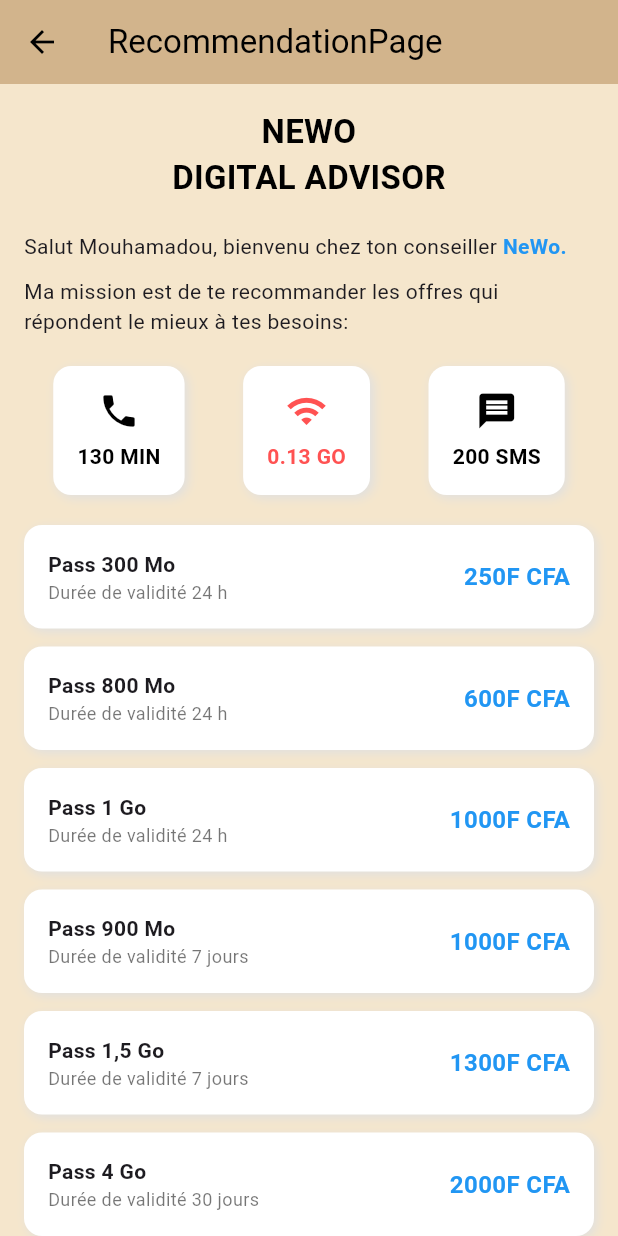
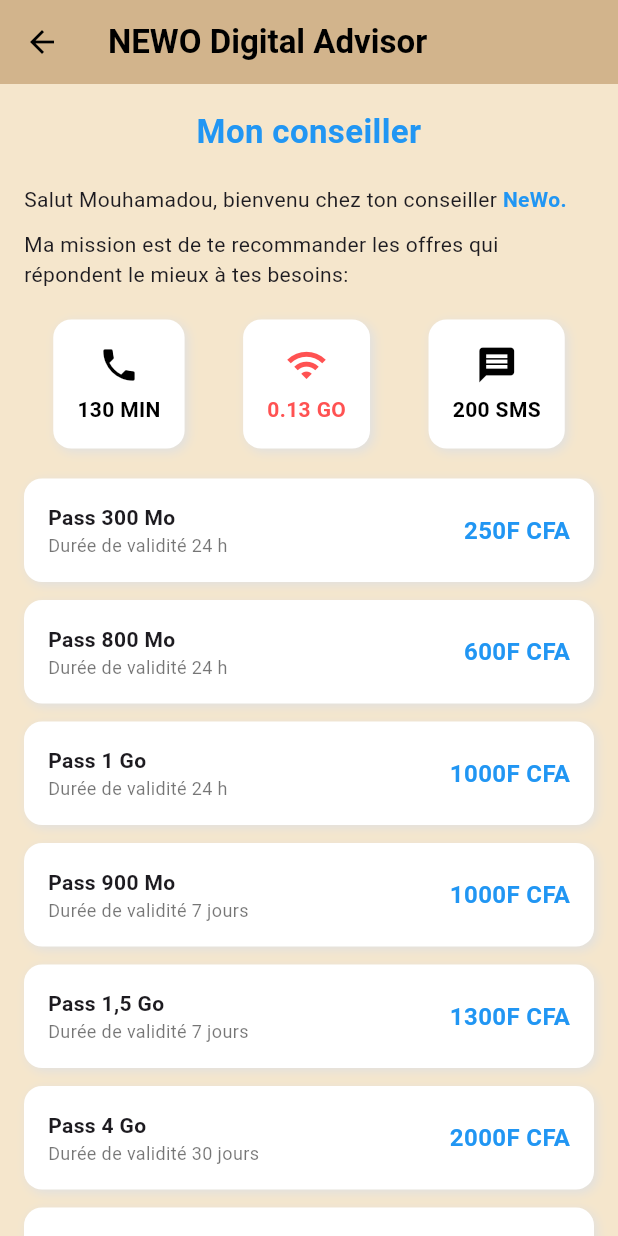
Before and after one commit to Mustafaa-nd/digital_advisor, a Flutter app: the RecommendationPage screen opened directly, on a phone screen of 412 x 824 dp. Run offline on Flutter 3.47's test engine with Material 3 defaults, Android fonts, the phone set to English and light mode, and no system bars.

Commit message:
recommendationpage update

```diff
--- a/lib/homepage.dart
+++ b/lib/homepage.dart
@@ -1,6 +1,6 @@
 import 'package:flutter/material.dart';
 import 'package:provider/provider.dart';
-import 'models/creditprovider.dart'; // 🔹 on importe ton provider
+import 'models/creditprovider.dart';
 import 'recommendationpage.dart';
 import 'rechargepage.dart';
 import 'transfertpage.dart';
@@ -35,7 +35,7 @@
         padding: const EdgeInsets.all(16),
         child: Column(
           children: [
-            // 🔹 Carte principale (crédit)
+            // Carte principale (crédit)
             _buildCreditCard(),
 
             const SizedBox(height: 16),
@@ -53,7 +53,7 @@
                   MaterialPageRoute(builder: (context) => const RecommendationPage()),
                 );
               },
-              child: const Text("Recommendation",
+              child: const Text("Mon conseiller",
                   style: TextStyle(fontSize: 16, color: Colors.white)),
             ),
 
@@ -86,7 +86,7 @@
 
             const SizedBox(height: 20),
 
-            // 🔹 Historique dynamique
+            // Historique dynamique
             _buildHistoryList(),
           ],
         ),
@@ -116,7 +116,7 @@
         ),
         const SizedBox(height: 10),
 
-        // 🔹 Crédit dynamique + œil
+        // Crédit dynamique + œil
         Consumer<CreditProvider>(
           builder: (context, creditProvider, child) {
             return Row(
@@ -146,7 +146,7 @@
 
         const SizedBox(height: 20),
 
-        // 🔹 Ressources dynamiques
+        // Ressources dynamiques
         Consumer<CreditProvider>(
           builder: (context, creditProvider, child) {
             return Row(
@@ -239,7 +239,7 @@
               ),
               const Divider(),
 
-              // 🔹 Si pas d’historique
+              // Si pas d’historique
               if (history.isEmpty)
                 const Center(
                   child: Padding(
@@ -248,7 +248,7 @@
                   ),
                 ),
 
-              // 🔹 Sinon on affiche la liste
+              // Sinon on affiche la liste
               for (var t in history)
                 Column(
                   children: [
--- a/lib/loginpage.dart
+++ b/lib/loginpage.dart
@@ -102,7 +102,7 @@
                         ],
                       ),
                       child: Text(
-                        _masked, // ✅ masqué en ••••••
+                        _masked, // masqué en ••••••
                         style: const TextStyle(fontSize: 22, letterSpacing: 6),
                       ),
                     ),
@@ -142,7 +142,7 @@
                     _buildKeypadRow(["1", "2", "3"]),
                     _buildKeypadRow(["4", "5", "6"]),
                     _buildKeypadRow(["7", "8", "9"]),
-                    // ✅ dernière rangée : "Code oublié ?" | 0 centré | backspace
+                    // dernière rangée : "Code oublié ?" | 0 centré | backspace
                     Row(
                       children: [
                         Expanded(
--- a/lib/models/creditprovider.dart
+++ b/lib/models/creditprovider.dart
@@ -4,12 +4,12 @@
   int _credit = 0;
   bool _isHidden = true;
 
-  // 🔹 Ressources
+  // Ressources
   int _minutes = 130;       // Minutes d'appel initiales
   double _internet = 0.13;  // Volume Internet en Go
   int _sms = 200;           // SMS disponibles
 
-  // 🔹 Historique sous forme de liste de Map
+  // Historique sous forme de liste de Map
   final List<Map<String, dynamic>> _history = [];
 
   // ====== Getters ======
--- a/lib/models/offer.dart
+++ b/lib/models/offer.dart
@@ -11,7 +11,7 @@
 }
 
 
-// 🔹 Offres Appel
+// Offres Appel
 final appelOffers = {
   "Jour": [
     Offer(title: "Appel 30 min", subtitle: "Durée de validité 24 h", price: "100F CFA"),
@@ -30,7 +30,7 @@
   ],
 };
 
-// 🔹 Offres Internet
+// Offres Internet
 final internetOffers = {
   "Jour": [
     Offer(title: "Pass 300 Mo", subtitle: "Durée de validité 24 h", price: "250F CFA"),
@@ -48,7 +48,7 @@
   ],
 };
 
-// 🔹 Offres Illimax
+// Offres Illimax
 final illimaxOffers = {
   "Jour": [
     Offer(title: "Illimax 60 min • 20 sms • 100 Mo", subtitle: "Durée de validité 24 h", price: "300F CFA"),
--- a/lib/offrespage.dart
+++ b/lib/offrespage.dart
@@ -157,7 +157,7 @@
                     // Débiter le crédit
                     creditProvider.spendCredit(priceValue, "Achat ${offer.title}");
 
-                    // 🔹 Ajouter les ressources selon le type d'offre
+                    // Ajouter les ressources selon le type d'offre
                     if (offer.title.contains("min")) {
                       // Extrait le nombre de minutes
                       final minutes = int.tryParse(RegExp(r'\d+').firstMatch(offer.title)?.group(0) ?? '0') ?? 0;
--- a/lib/recommendationpage.dart
+++ b/lib/recommendationpage.dart
@@ -2,6 +2,8 @@
 import 'package:provider/provider.dart';
 import 'models/creditprovider.dart';
 import 'models/offer.dart';
+import 'offrespage.dart';
+
 
 class RecommendationPage extends StatelessWidget {
   const RecommendationPage({super.key});
@@ -18,8 +20,8 @@
           onPressed: () => Navigator.pop(context),
         ),
         title: const Text(
-          "RecommendationPage",
-          style: TextStyle(color: Colors.black),
+          "NEWO Digital Advisor",
+          style: TextStyle(color: Colors.black, fontWeight: FontWeight.bold),
         ),
       ),
       body: SingleChildScrollView(
@@ -29,29 +31,30 @@
           children: [
             const Center(
               child: Text(
-                "NEWO\nDIGITAL ADVISOR",
+                "Mon conseiller",
                 textAlign: TextAlign.center,
                 style: TextStyle(
                   fontSize: 22,
-                  fontWeight: FontWeight.bold,
-                  color: Colors.black,
+                  color: Colors.blue,
+                  fontWeight: FontWeight.w700,
                 ),
               ),
             ),
 
             const SizedBox(height: 20),
 
-            // 🔹 Message dynamique
+
+            // Message dynamique
             Consumer<CreditProvider>(
               builder: (context, creditProvider, child) {
                 final lowMinutes = creditProvider.minutes < 100;
                 final lowInternet = creditProvider.internet < 1;
-                final lowSms = creditProvider.sms < 50;
+                final lowSms = creditProvider.sms < 30;
 
                 String message;
                 if (!lowMinutes && !lowInternet && !lowSms) {
                   message =
-                      "Toutes vos ressources sont suffisantes ! Voici vos niveaux actuels:";
+                      "Tes ressources sont suffisantes, penses à recharger ! Voici tes niveaux actuels:";
                 } else {
                   message =
                       "Ma mission est de te recommander les offres qui répondent le mieux à tes besoins:";
@@ -85,7 +88,7 @@
 
             const SizedBox(height: 20),
 
-            // 🔹 Stats dynamiques
+            // Stats dynamiques
             Consumer<CreditProvider>(
               builder: (context, creditProvider, child) {
                 return Row(
@@ -113,7 +116,7 @@
 
             const SizedBox(height: 20),
 
-            // 🔹 Offres recommandées dynamiques avec possibilité d'achat
+            // Offres recommandées dynamiques avec possibilité d'achat
             Consumer<CreditProvider>(
               builder: (context, creditProvider, child) {
                 final lowMinutes = creditProvider.minutes < 100;
@@ -167,9 +170,16 @@
                   style: TextStyle(fontWeight: FontWeight.bold),
                 ),
                 TextButton(
-                  onPressed: () {},
-                  child: const Text("Voir tous les offres →",
-                      style: TextStyle(color: Colors.blue)),
+                  onPressed: () {
+                    Navigator.push(
+                      context,
+                      MaterialPageRoute(builder: (context) => const OffresPage()),
+                    );
+                  },
+                  child: const Text(
+                    "Voir tous les offres →",
+                    style: TextStyle(color: Colors.blue),
+                  ),
                 ),
               ],
             ),
@@ -202,7 +212,7 @@
     );
   }
 
-  // 🔹 Build offer avec possibilité d'achat
+  // Build offer avec possibilité d'achat
   Widget _buildOfferCard(Offer offer, BuildContext context) {
     final creditProvider = Provider.of<CreditProvider>(context, listen: false);
     final priceValue = int.tryParse(offer.price.replaceAll(RegExp(r'[^0-9]'), '')) ?? 0;
@@ -224,7 +234,7 @@
                   if (creditProvider.credit >= priceValue) {
                     creditProvider.spendCredit(priceValue, "Achat ${offer.title}");
 
-                    // 🔹 Ajouter les ressources selon le type d'offre
+                    //  Ajouter les ressources selon le type d'offre
                     if (offer.title.contains("min")) {
                       final minutes = int.tryParse(RegExp(r'\d+').firstMatch(offer.title)?.group(0) ?? '0') ?? 0;
                       creditProvider.addMinutes(minutes);
```
Also changed, not shown: lib/rechargepage.dart (+4 -4 lines).
